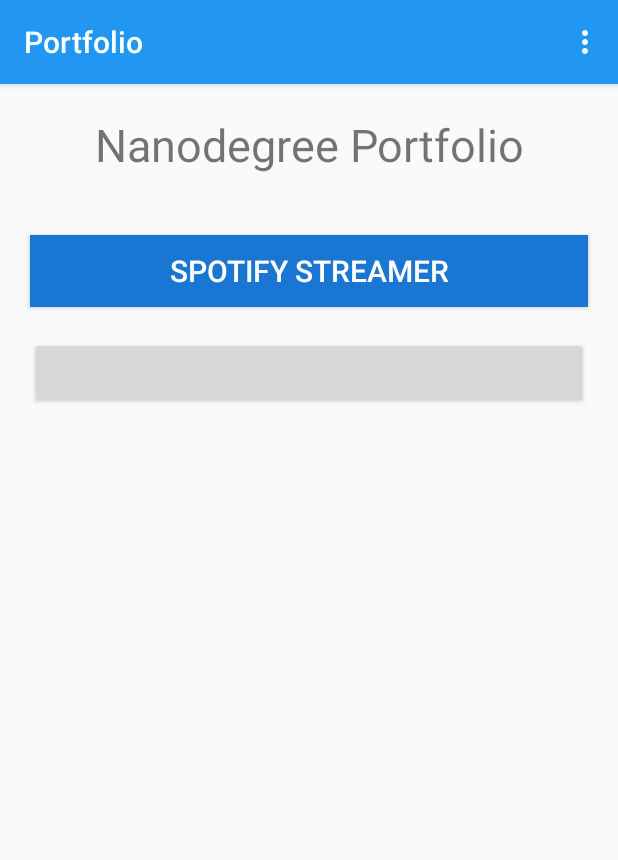
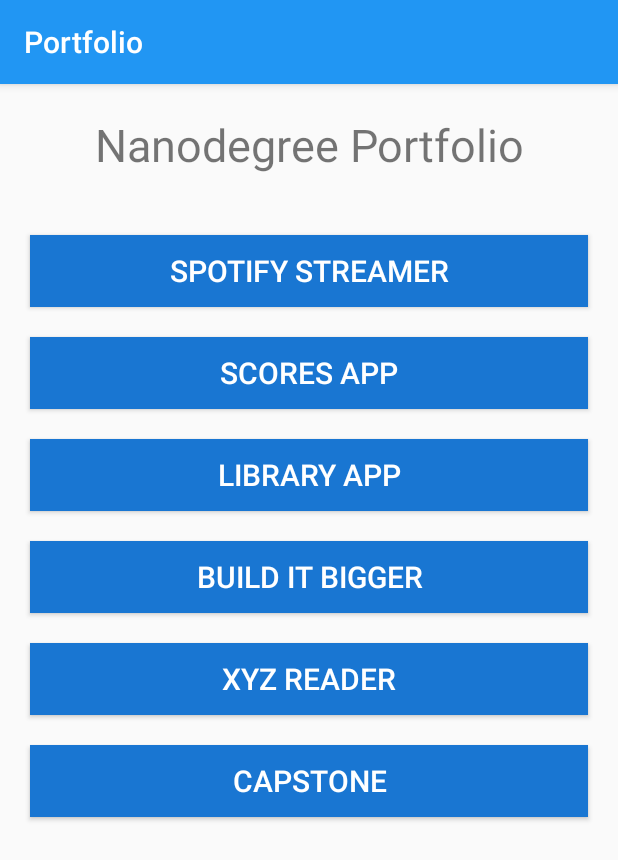
Before and after one commit to mferraco/portfolio, an Android app: the screen it shows after launch (MainActivity), on a phone screen of 412 x 824 dp. Shown: the top 860 px of the screen. Run offline under Robolectric (Android 15) with nearby library versions, the phone set to English and light mode, and no system bars.

Commit message:
Added styles, button click listeners

```diff
--- a/app/build.gradle
+++ b/app/build.gradle
@@ -6,7 +6,7 @@ android {
 
     defaultConfig {
         applicationId "com.example.mferraco.portfolio"
-        minSdkVersion 14
+        minSdkVersion 17
         targetSdkVersion 23
         versionCode 1
         versionName "1.0"
--- a/app/src/main/java/com/example/mferraco/portfolio/MainActivity.java
+++ b/app/src/main/java/com/example/mferraco/portfolio/MainActivity.java
@@ -8,6 +8,9 @@ import android.support.v7.widget.Toolbar;
 import android.view.View;
 import android.view.Menu;
 import android.view.MenuItem;
+import android.widget.Button;
+import android.widget.LinearLayout;
+import android.widget.Toast;
 
 public class MainActivity extends AppCompatActivity {
 
@@ -18,35 +21,22 @@ public class MainActivity extends AppCompatActivity {
         Toolbar toolbar = (Toolbar) findViewById(R.id.toolbar);
         setSupportActionBar(toolbar);
 
-        FloatingActionButton fab = (FloatingActionButton) findViewById(R.id.fab);
-        fab.setOnClickListener(new View.OnClickListener() {
-            @Override
-            public void onClick(View view) {
-                Snackbar.make(view, "Replace with your own action", Snackbar.LENGTH_LONG)
-                        .setAction("Action", null).show();
+        LinearLayout buttonLayout = (LinearLayout) findViewById(R.id.linear_button_layout);
+
+        // Loop through every button and add the on click listener
+        for(int i = 0; i < buttonLayout.getChildCount(); ++i) {
+            final View childView = buttonLayout.getChildAt(i);
+
+            if (childView instanceof Button) {
+                childView.setOnClickListener(new View.OnClickListener() {
+                    @Override
+                    public void onClick(View v) {
+                        Toast.makeText(getApplicationContext(), "This button will launch " + ((Button) childView).getText(), Toast.LENGTH_SHORT).show();
+                    }
+                });
             }
-        });
+        }
+
     }
 
-    @Override
-    public boolean onCreateOptionsMenu(Menu menu) {
-        // Inflate the menu; this adds items to the action bar if it is present.
-        getMenuInflater().inflate(R.menu.menu_main, menu);
-        return true;
-    }
-
-    @Override
-    public boolean onOptionsItemSelected(MenuItem item) {
-        // Handle action bar item clicks here. The action bar will
-        // automatically handle clicks on the Home/Up button, so long
-        // as you specify a parent activity in AndroidManifest.xml.
-        int id = item.getItemId();
-
-        //noinspection SimplifiableIfStatement
-        if (id == R.id.action_settings) {
-            return true;
-        }
-
-        return super.onOptionsItemSelected(item);
-    }
 }
--- a/app/src/main/res/layout/content_main.xml
+++ b/app/src/main/res/layout/content_main.xml
@@ -9,38 +9,51 @@
     tools:context=".MainActivity"
     tools:showIn="@layout/activity_main">
 
-    <TextView
+    <ScrollView
         android:layout_width="match_parent"
-        android:layout_height="wrap_content"
-        android:textAlignment="center"
-        android:textSize="30dp"
-        android:layout_marginBottom="30dp"
-        android:layout_marginTop="20dp"
-        android:text="@string/portfolio_title" />
+        android:layout_height="match_parent">
 
+        <LinearLayout
+            android:id="@+id/linear_button_layout"
+            android:layout_width="match_parent"
+            android:layout_height="match_parent"
+            android:orientation="vertical">
 
-    <Button
-        android:layout_width="match_parent"
-        android:layout_height="wrap_content"
-        android:textAlignment="center"
-        android:layout_marginTop="10dp"
-        android:layout_marginRight="20dp"
-        android:layout_marginLeft="20dp"
-        android:layout_marginBottom="10dp"
-        android:background="@color/colorPrimaryDark"
-        android:text="Spotify Streamer"
-        android:textColor="@android:color/white"
-        android:textSize="20dp"/>
+            <TextView
+                android:layout_width="match_parent"
+                android:layout_height="wrap_content"
+                android:layout_marginBottom="30dp"
+                android:layout_marginTop="20dp"
+                android:text="@string/portfolio_title"
+                android:textAlignment="center"
+                android:textSize="30dp" />
 
-    <Button
-        android:layout_width="match_parent"
-        android:layout_height="wrap_content"
-        android:textAlignment="center"
-        android:layout_marginTop="10dp"
-        android:layout_marginRight="20dp"
-        android:layout_marginLeft="20dp"
-        android:layout_marginBottom="10dp"/>
+            <Button
+                style="@style/ButtonStyle"
+                android:text="Spotify Streamer" />
 
+            <Button
+                style="@style/ButtonStyle"
+                android:text="Scores App" />
 
+            <Button
+                style="@style/ButtonStyle"
+                android:text="Library App" />
+
+            <Button
+                style="@style/ButtonStyle"
+                android:text="Build It Bigger" />
+
+            <Button
+                style="@style/ButtonStyle"
+                android:text="XYZ Reader" />
+
+            <Button
+                style="@style/ButtonStyle"
+                android:text="Capstone" />
+
+        </LinearLayout>
+
+    </ScrollView>
 
 </LinearLayout>
--- a/app/src/main/res/values/styles.xml
+++ b/app/src/main/res/values/styles.xml
@@ -7,6 +7,21 @@
         <item name="colorPrimaryDark">@color/colorPrimaryDark</item>
         <item name="colorAccent">@color/colorAccent</item>
     </style>
+
+    <!-- Buttons on the main activity -->
+    <style name="ButtonStyle" parent="Widget.AppCompat.Button">
+        <item name="android:layout_width">match_parent</item>
+        <item name="android:layout_height">wrap_content</item>
+        <item name="android:textAlignment">center</item>
+        <item name="android:layout_marginTop">10dp</item>
+        <item name="android:layout_marginBottom">10dp</item>
+        <item name="android:layout_marginLeft">20dp</item>
+        <item name="android:layout_marginRight">20dp</item>
+        <item name="android:background">@color/colorPrimaryDark</item>
+        <item name="android:textColor">@android:color/white</item>
+        <item name="android:textSize">20dp</item>
+    </style>
+
     <style name="AppTheme.NoActionBar">
         <item name="windowActionBar">false</item>
         <item name="windowNoTitle">true</item>
```
